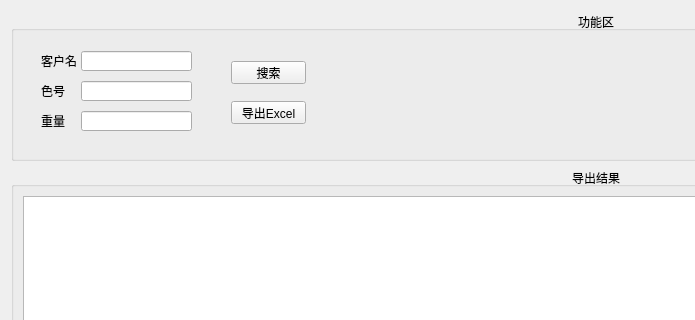
originalMemory/formula-manager, file ui/export.ui: the form before one commit; both pictures show x 0 to 695 and y 0 to 320 of the 1193 by 849 pixel window.
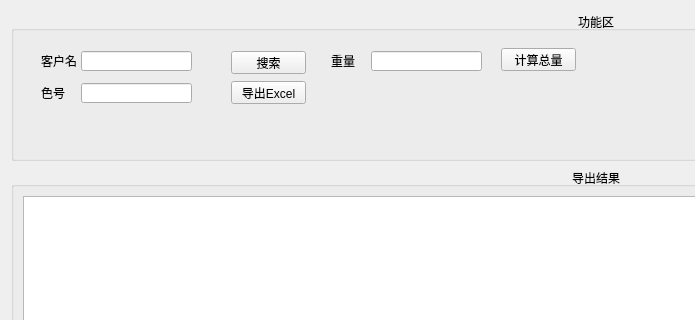
The form after the commit.

Commit message: ADD: 客户管理页逻辑

Patch:
```diff
--- a/ui/export.ui
+++ b/ui/export.ui
@@ -55,7 +55,7 @@
       <property name="geometry">
        <rect>
         <x>30</x>
-        <y>70</y>
+        <y>72</y>
         <width>40</width>
         <height>20</height>
        </rect>
@@ -68,7 +68,7 @@
       <property name="geometry">
        <rect>
         <x>70</x>
-        <y>70</y>
+        <y>72</y>
         <width>111</width>
         <height>20</height>
        </rect>
@@ -77,8 +77,8 @@
      <widget class="QLabel" name="label_3">
       <property name="geometry">
        <rect>
-        <x>30</x>
-        <y>100</y>
+        <x>320</x>
+        <y>40</y>
         <width>40</width>
         <height>20</height>
        </rect>
@@ -90,8 +90,8 @@
      <widget class="QLineEdit" name="lineEditWeight">
       <property name="geometry">
        <rect>
-        <x>70</x>
-        <y>100</y>
+        <x>360</x>
+        <y>40</y>
         <width>111</width>
         <height>20</height>
        </rect>
@@ -101,7 +101,7 @@
       <property name="geometry">
        <rect>
         <x>220</x>
-        <y>50</y>
+        <y>40</y>
         <width>75</width>
         <height>23</height>
        </rect>
@@ -114,7 +114,7 @@
       <property name="geometry">
        <rect>
         <x>220</x>
-        <y>90</y>
+        <y>70</y>
         <width>75</width>
         <height>23</height>
        </rect>
@@ -123,6 +123,19 @@
        <string>导出Excel</string>
       </property>
      </widget>
+     <widget class="QPushButton" name="pushButtonCompute">
+      <property name="geometry">
+       <rect>
+        <x>490</x>
+        <y>37</y>
+        <width>75</width>
+        <height>23</height>
+       </rect>
+      </property>
+      <property name="text">
+       <string>计算总量</string>
+      </property>
+     </widget>
     </widget>
    </item>
    <item>
```
Left out of the diff: 6 changed lines with no effect on the pictures. The commit also changes 1 other file.
